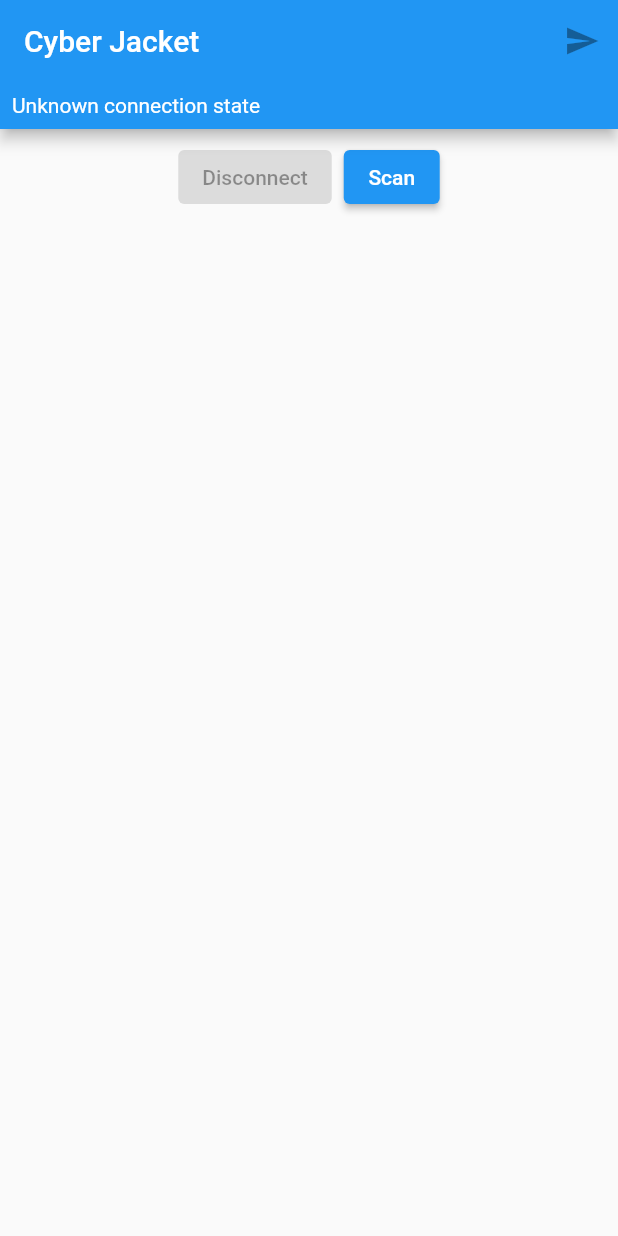
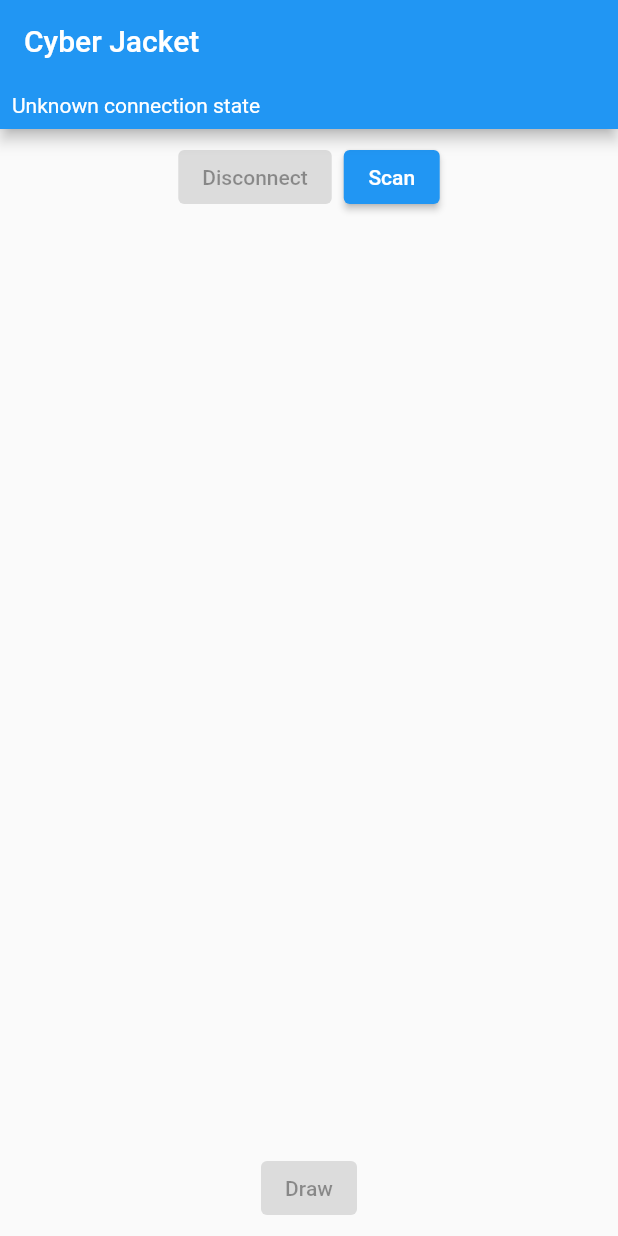
Before and after one commit to mishkov/cyber-jacket-app, a Flutter app: the screen it shows after launch, on a phone screen of 412 x 824 dp. Run offline on Flutter 3.47's test engine with Material 2 defaults, Android fonts, the light colour scheme and no system bars; our stand-ins replace flutter_bloc, flutter_bluetooth_serial.

Commit message:
Move Draw mode button to bottom

```diff
--- a/lib/main.dart
+++ b/lib/main.dart
@@ -92,19 +92,6 @@ class _MyHomePageState extends State<MyHomePage> {
             ),
           ),
         ),
-        actions: [
-          BlocBuilder<BluetoothConnectionCubit, BluetoothConnectionState>(
-              builder: (context, state) {
-            return IconButton(
-              onPressed: state.status == BluetoothConnectionStatus.connected
-                  ? () {
-                      Navigator.pushNamed(context, ChatScreen.route);
-                    }
-                  : null,
-              icon: const Icon(Icons.send),
-            );
-          }),
-        ],
       ),
       body: Padding(
         padding: const EdgeInsets.all(8),
@@ -147,6 +134,19 @@ class _MyHomePageState extends State<MyHomePage> {
                     ],
                   ),
                   const Spacer(),
+                  Column(
+                    children: [
+                      ElevatedButton(
+                        onPressed: state.status ==
+                                BluetoothConnectionStatus.connected
+                            ? () {
+                                Navigator.pushNamed(context, ChatScreen.route);
+                              }
+                            : null,
+                        child: const Text('Draw'),
+                      ),
+                    ],
+                  ),
                 ],
               );
             },
```
